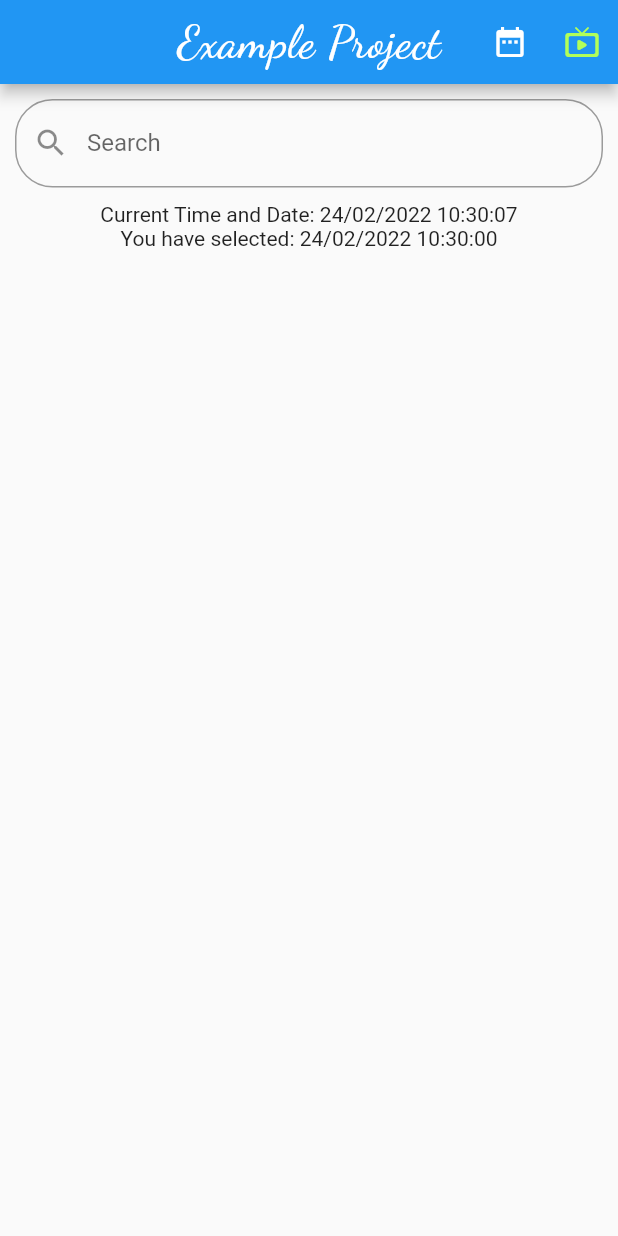
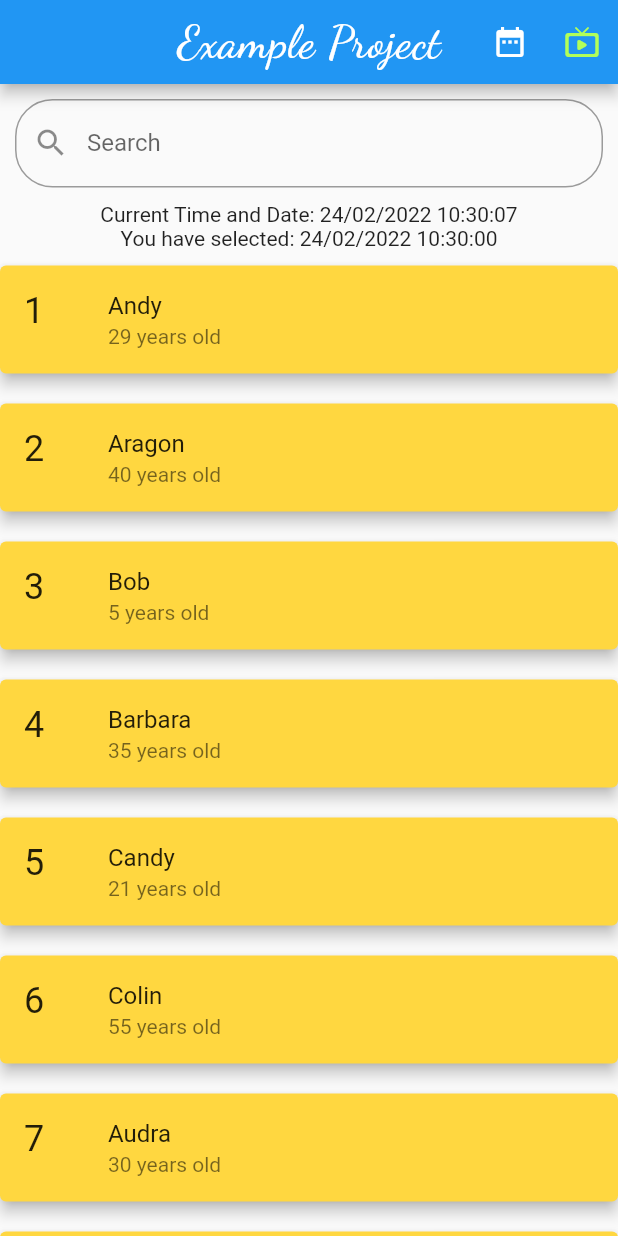
Before and after one commit to Hadjimamas/Testing_Project, a Flutter app: the screen it shows after launch, on a phone screen of 412 x 824 dp. Run offline on Flutter 3.47's test engine with Material 2 defaults, Android fonts, the phone set to English and light mode, and no system bars; our stand-ins replace google_fonts.

Commit message:
Practice Project

```diff
--- a/lib/main.dart
+++ b/lib/main.dart
@@ -62,9 +62,42 @@ class _MyHomePage extends State<MyHomePage> {
   late String _timeString;
   DateTime selectedDate = DateTime.now();
   TextEditingController editingController = TextEditingController();
+  final List<Map<String, dynamic>> _allUsers = [
+    {"id": 1, "name": "Andy", "age": 29},
+    {"id": 2, "name": "Aragon", "age": 40},
+    {"id": 3, "name": "Bob", "age": 5},
+    {"id": 4, "name": "Barbara", "age": 35},
+    {"id": 5, "name": "Candy", "age": 21},
+    {"id": 6, "name": "Colin", "age": 55},
+    {"id": 7, "name": "Audra", "age": 30},
+    {"id": 8, "name": "Banana", "age": 14},
+    {"id": 9, "name": "Caversky", "age": 100},
+    {"id": 10, "name": "Becky", "age": 32},
+  ];
+  List<Map<String, dynamic>> _foundUsers = [];
+
+  void _runFilter(String enteredKeyword) {
+    List<Map<String, dynamic>> results = [];
+    if (enteredKeyword.isEmpty) {
+      // if the search field is empty or only contains white-space, we'll display all users
+      results = _allUsers;
+    } else {
+      results = _allUsers
+          .where((user) =>
+              user["name"].toLowerCase().contains(enteredKeyword.toLowerCase()))
+          .toList();
+      // we use the toLowerCase() method to make it case-insensitive
+    }
+
+    // Refresh the UI
+    setState(() {
+      _foundUsers = results;
+    });
+  }
 
   @override
   void initState() {
+    _foundUsers = _allUsers;
     _timeString = _formatDateTime(DateTime.now());
     Timer.periodic(
         const Duration(seconds: 1), (Timer t) => _getTime(DateTime.now()));
@@ -137,6 +170,7 @@ class _MyHomePage extends State<MyHomePage> {
         Padding(
           padding: const EdgeInsets.all(10),
           child: TextField(
+            onChanged: (value) => _runFilter(value),
             controller: editingController,
             decoration: const InputDecoration(
 
@@ -149,9 +183,36 @@ class _MyHomePage extends State<MyHomePage> {
                     borderRadius: BorderRadius.all(Radius.circular(25.0)))),
           ),
         ),
-        //Text("${selectedDate.toLocal()}".split(' ')[0]),
         Text("Current Time and Date: $_timeString"),
         Text("You have selected: $dateNow"),
+        Expanded(
+          child: _foundUsers.isNotEmpty
+              ? ListView.builder(
+                  itemCount: _foundUsers.length,
+                  itemBuilder: (context, index) => Card(
+                    key: ValueKey(_foundUsers[index]["id"]),
+                    color: Colors.amberAccent,
+                    elevation: 4,
+                    margin: const EdgeInsets.symmetric(vertical: 10),
+                    child: ListTile(
+                      leading: Text(
+                        _foundUsers[index]["id"].toString(),
+                        style: const TextStyle(fontSize: 24),
+                      ),
+                      title: Text(_foundUsers[index]['name']),
+                      subtitle: Text(
+                          '${_foundUsers[index]["age"].toString()} years old'),
+                    ),
+                  ),
+                )
+              : const Center(
+                  child: Text(
+                    'No results found!',
+                    style: TextStyle(fontSize: 24, color: Colors.red),
+                  ),
+                ),
+        ),
+        //Text("${selectedDate.toLocal()}".split(' ')[0]),
         //print(listScore.where((score) => score > 1).toList());
       ],
     );
```
